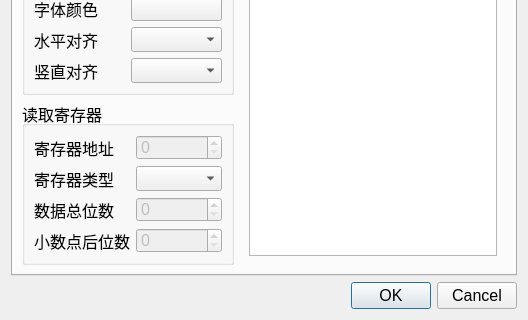
Old version of the form window/propertydialog.ui in the repository leek520/WBP; both pictures show x 0 to 528 and y 153 to 473 of the 528 by 473 pixel window.
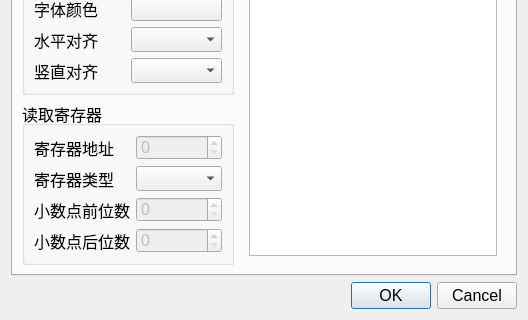
New version of the form. The open tabs and pages were chosen to show the change. Icons and pictures are not drawn.

Patch:
```diff
--- a/window/propertydialog.ui
+++ b/window/propertydialog.ui
@@ -457,7 +457,7 @@
             <item row="2" column="0">
              <widget class="QLabel" name="Label_7">
               <property name="text">
-               <string>数据总位数</string>
+               <string>小数点前位数</string>
               </property>
              </widget>
             </item>
```
Left out of the diff: 2 changed lines with no effect on the pictures.
